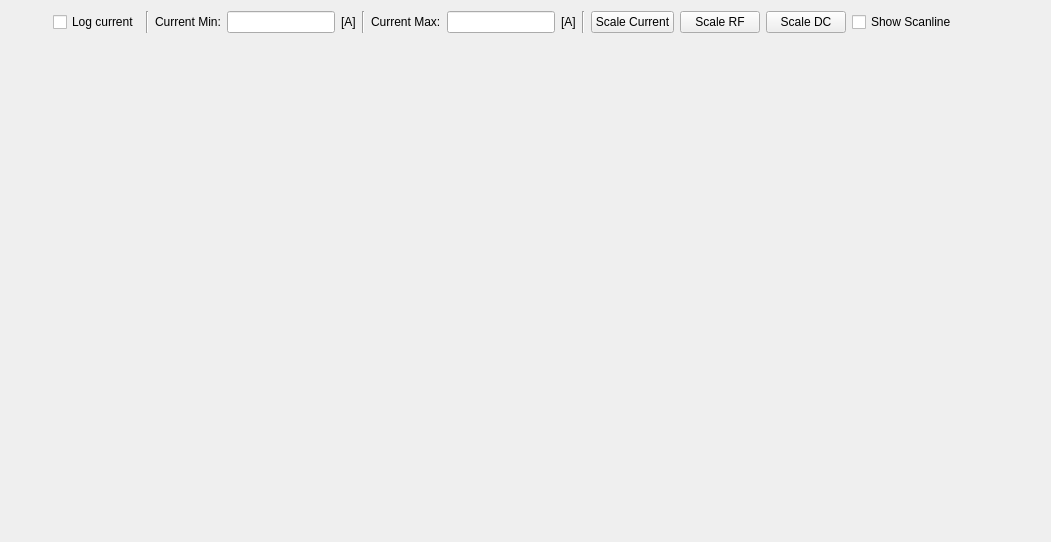
Above: src/qms/layouts/map_plot.ui from JJendryka/QMS before the change. Below: the same form after it.
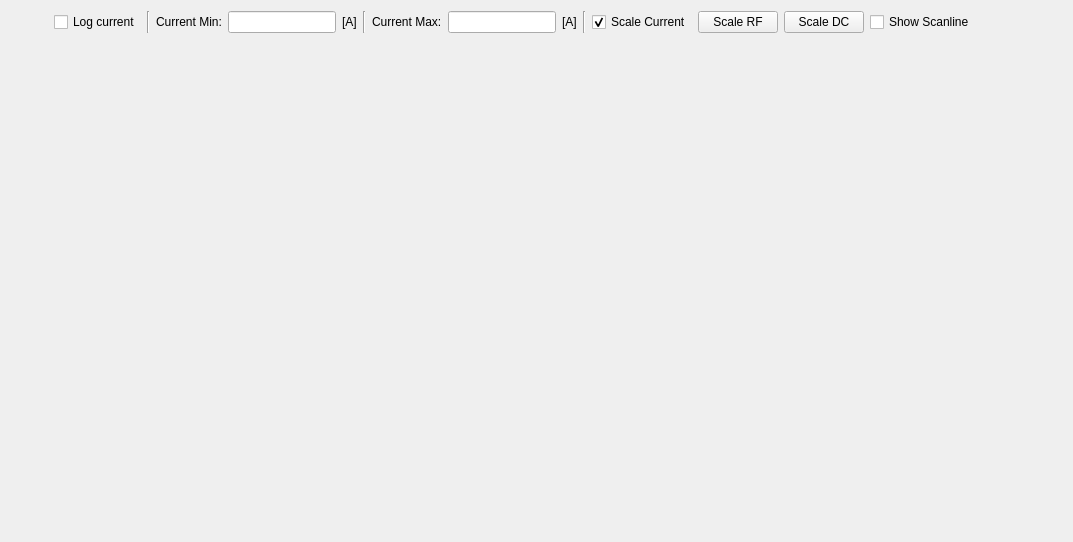
That is the form after the change.

Commit message: Implement map plot scaling

What changed in the file:
```diff
--- a/src/qms/layouts/map_plot.ui
+++ b/src/qms/layouts/map_plot.ui
@@ -6,7 +6,7 @@
    <rect>
     <x>0</x>
     <y>0</y>
-    <width>1051</width>
+    <width>1073</width>
     <height>542</height>
    </rect>
   </property>
@@ -115,13 +115,13 @@
       </widget>
      </item>
      <item>
-      <widget class="QPushButton" name="scale_current_button">
-       <property name="enabled">
-        <bool>true</bool>
-       </property>
+      <widget class="QCheckBox" name="scale_current_checkbox">
        <property name="text">
         <string>Scale Current</string>
        </property>
+       <property name="checked">
+        <bool>true</bool>
+       </property>
       </widget>
      </item>
      <item>
```
The commit also changes 3 other files.
